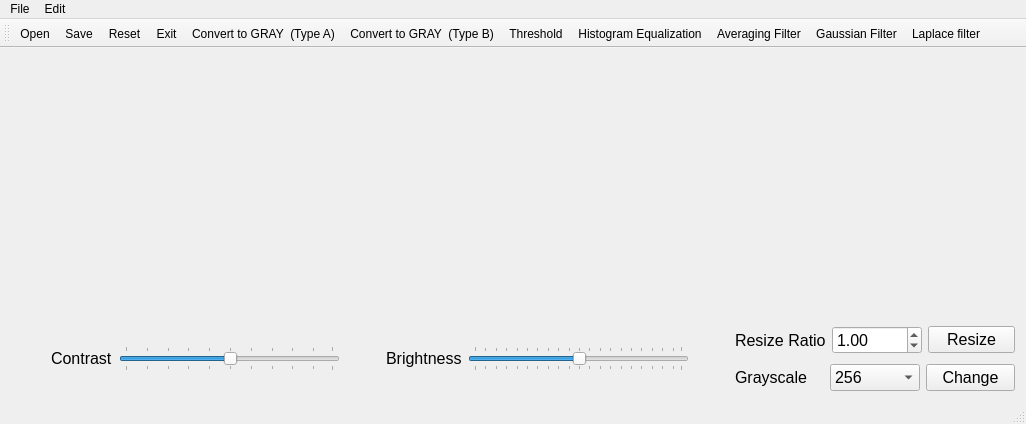
First picture: the form in hw3/SimplePaint/mainwindow.ui, repository otakusaikou/2016-631-M8210, before the edit.
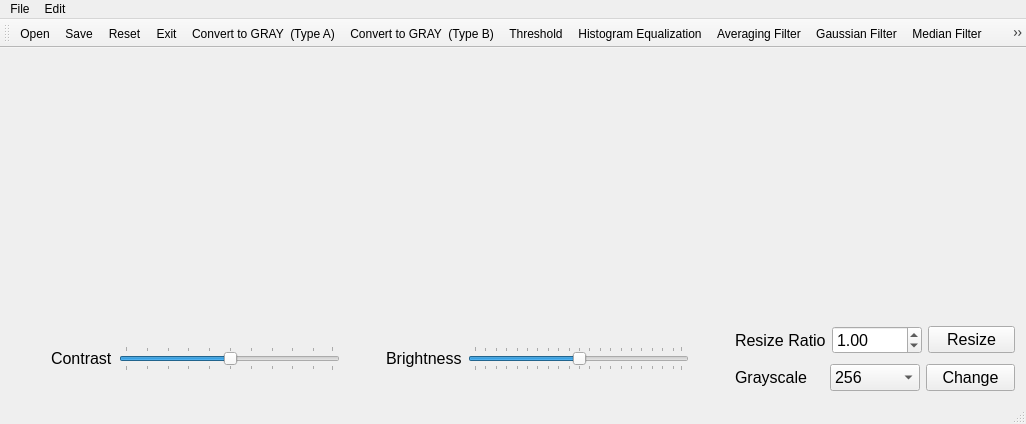
Second picture: the form after the edit. Icons and pictures are not drawn.

Commit message: Completed the Median filtering feature

The edit to the form file:
```diff
--- a/hw3/SimplePaint/mainwindow.ui
+++ b/hw3/SimplePaint/mainwindow.ui
@@ -401,6 +401,7 @@
    <addaction name="actionHistogram_Equalization"/>
    <addaction name="actionAveraging_Filter"/>
    <addaction name="actionGaussian_Filter"/>
+   <addaction name="actionMedian_Filter"/>
    <addaction name="actionLaplace_filter"/>
   </widget>
   <widget class="QStatusBar" name="statusBar"/>
@@ -515,6 +516,11 @@
     <string>Laplace filter</string>
    </property>
   </action>
+  <action name="actionMedian_Filter">
+   <property name="text">
+    <string>Median Filter</string>
+   </property>
+  </action>
  </widget>
  <layoutdefault spacing="6" margin="11"/>
  <resources>
```
Left out of the diff: 1 changed line with no effect on the pictures. The commit also changes 4 other files.
